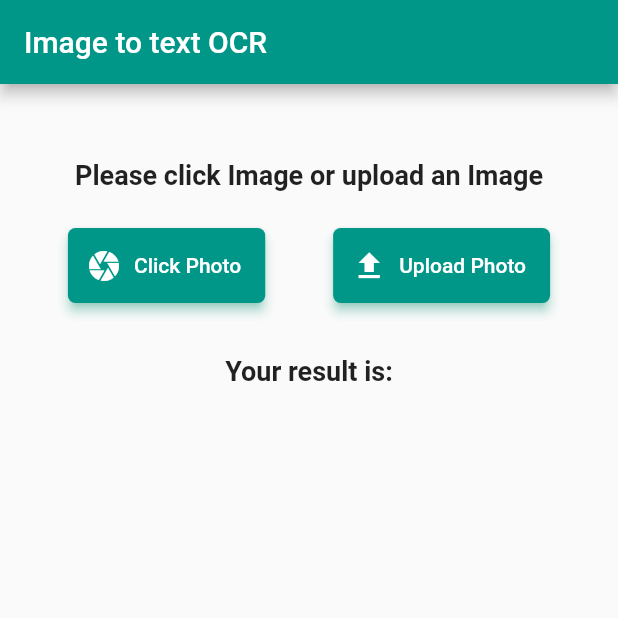
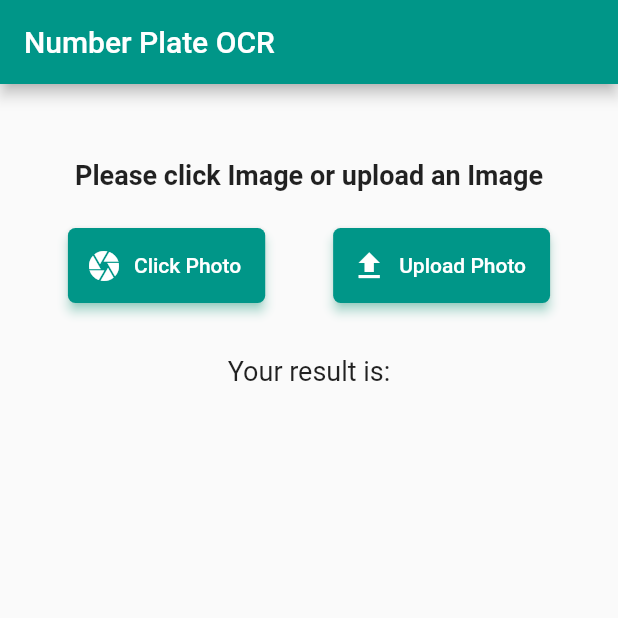
Before and after one commit to yatish30215/ocr, a Flutter app: the MyHomePage screen opened directly, after a tap on "Click Photo", on a phone screen of 412 x 824 dp, the top half of it. Run offline on Flutter 3.47's test engine with Material 2 defaults, Android fonts, the phone set to English and light mode, and no system bars; our stand-ins replace camera, image_picker.

Commit message:
latest changes

```diff
--- a/lib/main.dart
+++ b/lib/main.dart
@@ -23,7 +23,7 @@ class MyApp extends StatelessWidget {
       theme: ThemeData(
         primarySwatch: Colors.teal,
       ),
-      home: const MyHomePage(title: 'Image to Text OCR'),
+      home: const MyHomePage(title: 'Number Plate OCR'),
       debugShowCheckedModeBanner: false,
     );
   }
@@ -47,7 +47,7 @@ class _MyHomePageState extends State<MyHomePage> {
     var widget;
     return Scaffold(
       appBar: AppBar(
-        title: const Text('Image to text OCR'),
+        title: const Text('Number Plate OCR'),
       ),
       body: Column(
         mainAxisAlignment: MainAxisAlignment.start,
@@ -101,15 +101,30 @@ class _MyHomePageState extends State<MyHomePage> {
           const SizedBox(height: 35),
           const Text(
             'Your result is:',
-            style: TextStyle(fontWeight: FontWeight.bold, fontSize: 18),
+            style: TextStyle(fontWeight: FontWeight.w400, fontSize: 18),
           ),
-          Text(
-            globals,
-            style: const TextStyle(fontSize: 20, fontWeight: FontWeight.bold),
-          )
+          // Text(
+          //   globals,
+          //   style: const TextStyle(fontSize: 20, fontWeight: FontWeight.bold),
+          // ),
+          FutureBuilder(
+              builder: (BuildContext context, AsyncSnapshot<dynamic> snapshot) {
+            if (!snapshot.hasData) {
+              return Text(globals,
+                  style: const TextStyle(
+                      fontSize: 20, fontWeight: FontWeight.bold));
+            } else {
+              return const Text('');
+            }
+          })
         ],
       ),
     );
+  }
+
+  @override
+  void initState() {
+    super.initState();
   }
 
   Io.File? image;
@@ -134,11 +149,12 @@ class _MyHomePageState extends State<MyHomePage> {
       print('Response status: ${response.statusCode}');
       // ignore: avoid_print
       print('Response body: ${response.body}');
-      final responseJson = json.decode(response.body);
+      // final responseJson = json.decode(response.body);
       // ignore: avoid_print, unnecessary_brace_in_string_interps
-      print('Response Vehicle: ${responseJson["results"][0]["vehicle"]}');
+      // print('Response Vehicle: ${responseJson["results"][0]["vehicle"]}');
       // ignore: avoid_print
       setState(() {
+        final responseJson = json.decode(response.body);
         globals = '';
         globals = responseJson["results"][0]["plate"];
         // ignore: avoid_print
@@ -173,11 +189,12 @@ class _MyHomePageState extends State<MyHomePage> {
       print('Response status: ${response.statusCode}');
       // ignore: avoid_print
       print('Response body: ${response.body}');
-      final responseJson = json.decode(response.body);
+      // final responseJson = json.decode(response.body);
       // ignore: avoid_print, unnecessary_brace_in_string_interps
-      print('Response Vehicle: ${responseJson["results"][0]["vehicle"]}');
+      // print('Response Vehicle: ${responseJson["results"][0]["vehicle"]}');
       // ignore: avoid_print
       setState(() {
+        final responseJson = json.decode(response.body);
         globals = '';
         globals = responseJson["results"][0]["plate"];
         // ignore: avoid_print
```
Also changed, not shown: pubspec.yaml (+7 -0 lines), assets/icon.png (added), pubspec.lock, 23 other files.
